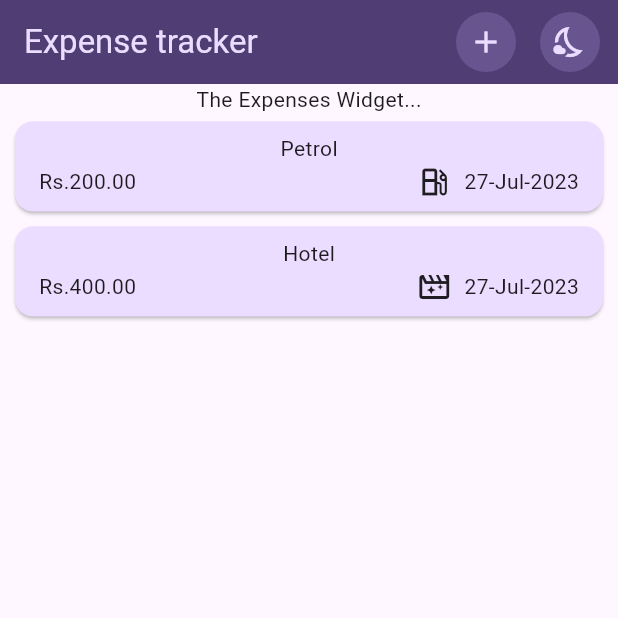
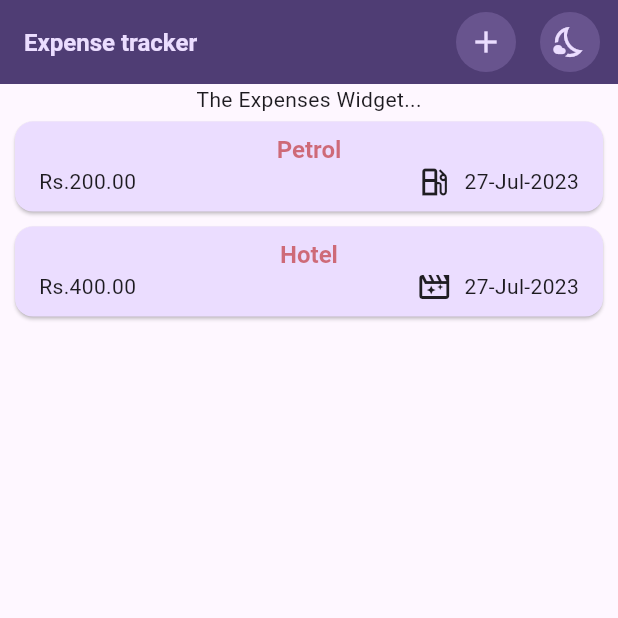
Before and after one commit to bhuphathi/expense_tracker, a Flutter app: the screen it shows after launch, on a phone screen of 412 x 824 dp, the top half of it. Run offline on Flutter 3.47's test engine with Material 2 defaults, Android fonts, the phone set to English and light mode, and no system bars.

Commit message:
feat: orientation settings and fix theme

```diff
--- a/lib/main.dart
+++ b/lib/main.dart
@@ -1,6 +1,7 @@
 import 'package:flutter/material.dart';
 
 import 'package:expense_tracker/screens/expenses_screen.dart';
+// import 'package:flutter/services.dart';
 
 final lightColorScheme = ColorScheme.fromSeed(seedColor: Colors.deepPurple);
 final darkColorScheme = ColorScheme.fromSeed(
@@ -11,6 +12,12 @@ final darkColorScheme = ColorScheme.fromSeed(
 enum CurrentThemeMode { light, dark }
 
 void main() {
+  // WidgetsFlutterBinding.ensureInitialized();
+  // SystemChrome.setPreferredOrientations([
+  //   DeviceOrientation.portraitUp,
+  // ]).then(
+  //   (fn) => runApp(const App()),
+  // );
   runApp(const App());
 }
 
@@ -64,6 +71,13 @@ class _AppState extends State<App> {
             foregroundColor: colorScheme.primaryContainer,
           ),
         ),
+        textTheme: const TextTheme().copyWith(
+          titleLarge: TextStyle(
+            fontWeight: FontWeight.bold,
+            fontSize: 16,
+            color: colorScheme.error.withAlpha(150),
+          ),
+        ),
       ),
       home: ExpensesScreen(
         toggleTheme: toggleTheme,
--- a/lib/screens/helper_widgets/expenses_item.dart
+++ b/lib/screens/helper_widgets/expenses_item.dart
@@ -14,7 +14,10 @@ class ExpensesItem extends StatelessWidget {
           padding: const EdgeInsets.symmetric(vertical: 8, horizontal: 16),
           child: Column(
             children: [
-              Text(expense.title),
+              Text(
+                expense.title,
+                style: Theme.of(context).textTheme.titleLarge,
+              ),
               Row(
                 children: [
                   Text("Rs.${expense.amount.toStringAsFixed(2)}"),
--- a/lib/screens/helper_widgets/expenses_list.dart
+++ b/lib/screens/helper_widgets/expenses_list.dart
@@ -18,7 +18,8 @@ class ExpensesList extends StatelessWidget {
     return ListView.builder(
       itemCount: expense.length,
       itemBuilder: (ctx, index) => Dismissible(
-        background: Container(color: Colors.black12),
+        background: Container(
+            color: Theme.of(context).colorScheme.tertiary.withAlpha(50)),
         onDismissed: (direction) {
           removeExpense(expense[index]);
         },
```
